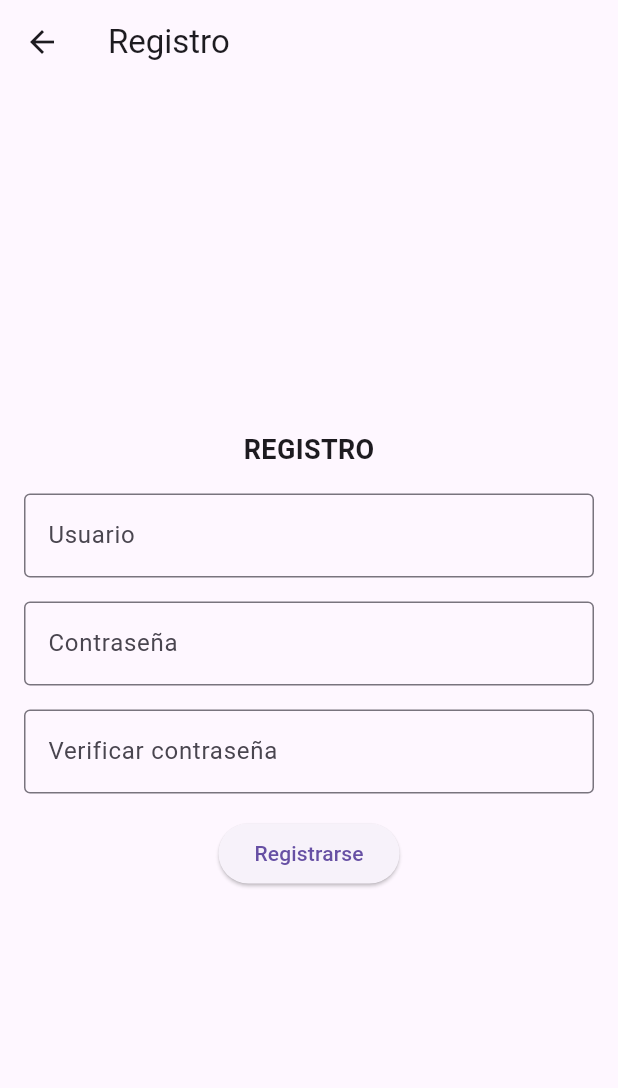
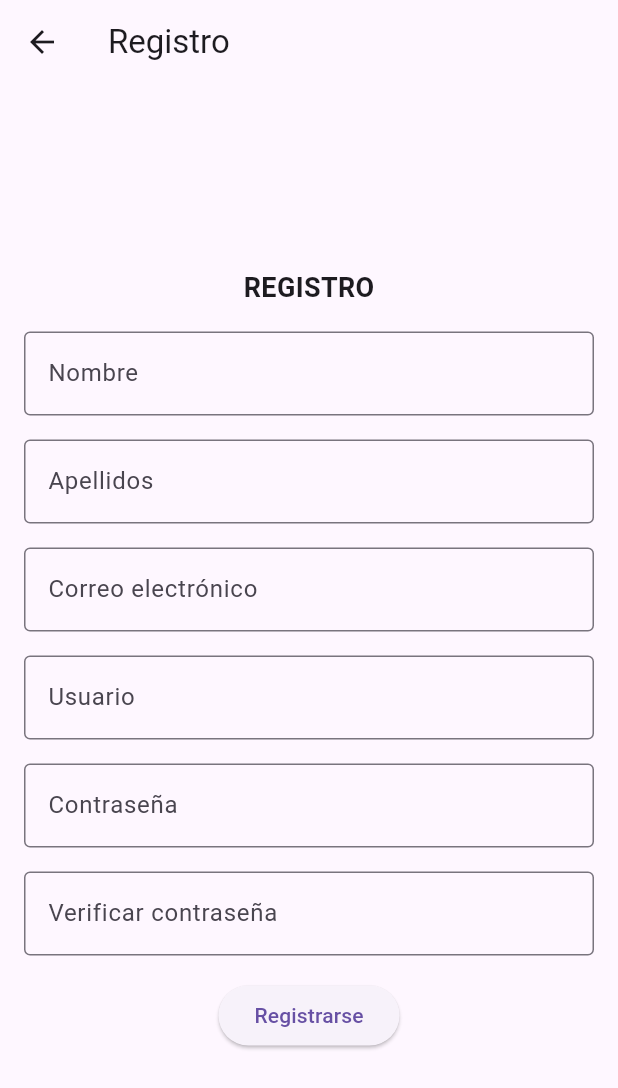
Before and after one commit to Estelamg/ProyectoIHM, a Flutter app: the screen it shows after launch, after a tap on "¿No tienes cuenta aún? Registrarse", on a phone screen of 412 x 824 dp. Shown: the top 1088 px of the screen. Run offline on Flutter 3.47's test engine with Material 3 defaults, Android fonts, the phone set to English and light mode, and no system bars.

Commit message:
Main corregido y registro modificado

```diff
--- a/aplicacion_flutter/lib/main.dart
+++ b/aplicacion_flutter/lib/main.dart
@@ -25,7 +25,7 @@ class MyApp extends StatelessWidget {
         '/perfil': (context) => const PerfilScreen(),
         '/chats': (context) => const ChatScreen(),
         '/subir_producto': (context) => SubirProductoStateless(
-          productos: [],
+          productos: const [],
           onProductoSubido: (nuevoProducto) {
             // Manejo de producto subido (si es necesario)
           },
--- a/aplicacion_flutter/lib/registro.dart
+++ b/aplicacion_flutter/lib/registro.dart
@@ -12,6 +12,9 @@ class _RegistroState extends State<Registro> {
   final TextEditingController usuarioController = TextEditingController();
   final TextEditingController contrasenaController = TextEditingController();
   final TextEditingController verificarContrasenaController = TextEditingController();
+  final TextEditingController nombreController = TextEditingController();
+  final TextEditingController apellidosController = TextEditingController();
+  final TextEditingController correoController = TextEditingController();
 
   void registrarUsuario() {
     // Verificar que las contraseñas coincidan
@@ -26,6 +29,9 @@ class _RegistroState extends State<Registro> {
     DataStore.usuarios.add({
       'usuario': usuarioController.text,
       'contrasena': contrasenaController.text,
+      'nombre': nombreController.text,
+      'apellidos': apellidosController.text,
+      'correo': correoController.text,
     });
 
     ScaffoldMessenger.of(context).showSnackBar(
@@ -59,6 +65,30 @@ class _RegistroState extends State<Registro> {
                   const Text(
                     'REGISTRO',
                     style: TextStyle(fontSize: 18, fontWeight: FontWeight.bold),
+                  ),
+                  const SizedBox(height: 16),
+                  TextField(
+                    controller: nombreController,
+                    decoration: const InputDecoration(
+                      labelText: 'Nombre',
+                      border: OutlineInputBorder(),
+                    ),
+                  ),
+                   const SizedBox(height: 16),
+                  TextField(
+                    controller: apellidosController,
+                    decoration: const InputDecoration(
+                      labelText: 'Apellidos',
+                      border: OutlineInputBorder(),
+                    ),
+                  ),
+                  const SizedBox(height: 16),
+                  TextField(
+                    controller: correoController,
+                    decoration: const InputDecoration(
+                      labelText: 'Correo electrónico',
+                      border: OutlineInputBorder(),
+                    ),
                   ),
                   const SizedBox(height: 16),
                   TextField(
```
